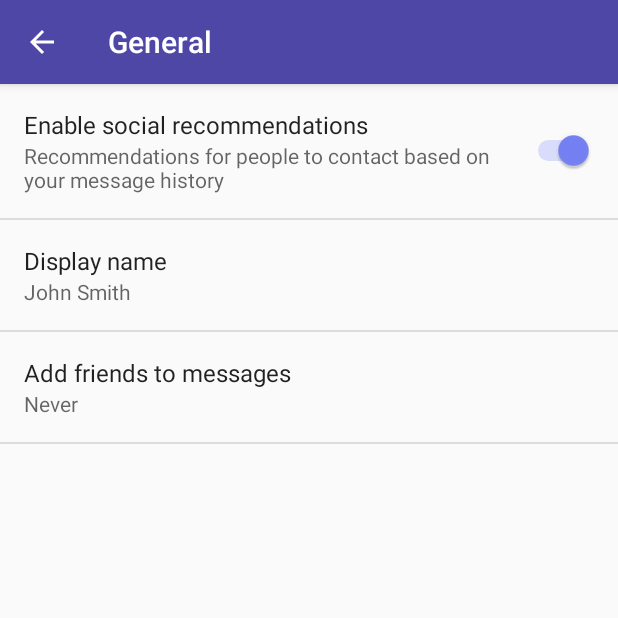
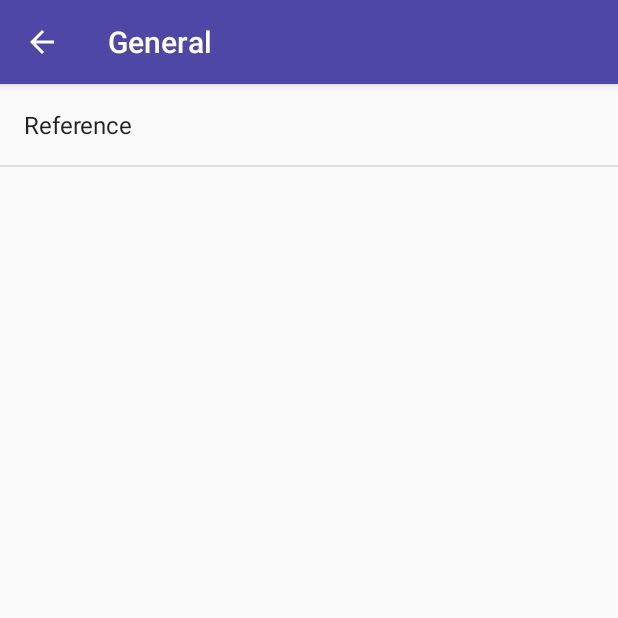
Before and after one commit to kisita163/yebela, an Android app: the SettingsActivity screen opened directly, with no data from a screen before it, after a tap on "General", on a phone screen of 412 x 824 dp, the top half of it. Run offline under Robolectric (Android 15) with nearby library versions, the phone set to English and light mode, and no system bars.

Commit message:
handle gps coordinate

```diff
--- a/app/build.gradle
+++ b/app/build.gradle
@@ -22,6 +22,10 @@ android {
     }
     dexOptions {
         javaMaxHeapSize "4g"
+    }
+
+    lintOptions {
+        abortOnError false
     }
 }
 
--- a/app/src/main/java/com/kisita/yebela/activities/SettingsActivity.java
+++ b/app/src/main/java/com/kisita/yebela/activities/SettingsActivity.java
@@ -189,8 +189,8 @@ public class SettingsActivity extends AppCompatPreferenceActivity {
             // to their values. When their values change, their summaries are
             // updated to reflect the new value, per the Android Design
             // guidelines.
-            bindPreferenceSummaryToValue(findPreference("example_text"));
-            bindPreferenceSummaryToValue(findPreference("example_list"));
+            //bindPreferenceSummaryToValue(findPreference("about_us"));
+            bindPreferenceSummaryToValue(findPreference("reference"));
         }
 
         @Override
--- a/app/src/main/res/values/strings.xml
+++ b/app/src/main/res/values/strings.xml
@@ -65,15 +65,57 @@
     <string name="pref_default_display_name">John Smith</string>
 
     <string name="pref_title_add_friends_to_messages">Add friends to messages</string>
-    <string-array name="pref_example_list_titles">
-        <item>Always</item>
-        <item>When possible</item>
-        <item>Never</item>
+    <string name="reference">Reference</string>
+
+
+    <string-array name="reference_list">
+        <item>My position</item>
+        <item>Sud-Ubangi</item>
+        <item>Nord-Ubangi</item>
+        <item>Mongala</item>
+        <item>Bas-Uele</item>
+        <item>Haut-uele</item>
+        <item>Ituri</item>
+        <item>Nord-kivu</item>
+        <item>Sud-kivu</item>
+        <item>Tshopo</item>
+        <item>Maniema</item>
+        <item>Sankuru</item>
+        <item>Tshuapa</item>
+        <item>Equateur</item>
+        <item>Mai-ndombe</item>
+        <item>Kinshasa</item>
+        <item>Kwilu</item>
+        <item>Kasai</item>
+        <item>Kasaï-Central</item>
+        <item>Kasaï-Oriental</item>
+        <item>Lomami</item>
+        <item>Kongo-Central</item>
+        <item>Kwango</item>
+        <item>Lualaba</item>
+        <item>Haut-Lomami</item>
+        <item>Haut-Katanga</item>
+        <item>Tanganyka</item>
     </string-array>
-    <string-array name="pref_example_list_values">
-        <item>1</item>
-        <item>0</item>
-        <item>-1</item>
+    <string-array name="reference_list_values">
+        <item>0.0,0.0</item>
+        <item>2.1338929,17.4920677</item>
+        <item>3.9674287,18.9694898</item>
+        <item>1.9406687,19.2459476</item>
+        <item>3.7614793,20.4442036</item>
+        <item>3.3703674,26.4179404</item>
+        <item>2.184362,27.0654165</item>
+        <item>-0.5459825,26.3488437</item>
+        <item>-3.280729,26.9101764</item>
+        <item>0.1710618,20.6868208</item>
+        <item>-2.5341525,24.4053237</item>
+        <item>-3.7220115,21.1821465</item>
+        <item>-0.3619994,19.6587986</item>
+        <item>1.3152429,15.9858429</item>
+        <item>-2.5535203,13.9927925</item>
+        <item>-4.4011293,15.2527045</item>
+        <item>-4.7466187,16.0984492</item>
+        <item>-4.759335,18.8915089</item>
     </string-array>
 
     <!-- Example settings for Data & Sync -->
--- a/app/src/main/res/xml/pref_general.xml
+++ b/app/src/main/res/xml/pref_general.xml
@@ -1,14 +1,26 @@
 <PreferenceScreen xmlns:android="http://schemas.android.com/apk/res/android">
 
-    <SwitchPreference
+    <!--<SwitchPreference
         android:defaultValue="true"
         android:key="example_switch"
         android:summary="@string/pref_description_social_recommendations"
-        android:title="@string/pref_title_social_recommendations" />
+        android:title="@string/pref_title_social_recommendations" /> -->
+
+    <!-- NOTE: Hide buttons to simplify the UI. Users can touch outside the dialog to
+         dismiss it. -->
+    <!-- NOTE: ListPreference's summary should be set to its value by the activity code. -->
+    <ListPreference
+        android:defaultValue="1"
+        android:entries="@array/reference_list"
+        android:entryValues="@array/reference_list_values"
+        android:key="reference"
+        android:negativeButtonText="@null"
+        android:positiveButtonText="@null"
+        android:title="@string/reference" />
 
     <!-- NOTE: EditTextPreference accepts EditText attributes. -->
     <!-- NOTE: EditTextPreference's summary should be set to its value by the activity code. -->
-    <EditTextPreference
+    <!--<EditTextPreference
         android:capitalize="words"
         android:defaultValue="@string/pref_default_display_name"
         android:inputType="textCapWords"
@@ -16,18 +28,5 @@
         android:maxLines="1"
         android:selectAllOnFocus="true"
         android:singleLine="true"
-        android:title="@string/pref_title_display_name" />
-
-    <!-- NOTE: Hide buttons to simplify the UI. Users can touch outside the dialog to
-         dismiss it. -->
-    <!-- NOTE: ListPreference's summary should be set to its value by the activity code. -->
-    <ListPreference
-        android:defaultValue="-1"
-        android:entries="@array/pref_example_list_titles"
-        android:entryValues="@array/pref_example_list_values"
-        android:key="example_list"
-        android:negativeButtonText="@null"
-        android:positiveButtonText="@null"
-        android:title="@string/pref_title_add_friends_to_messages" />
-
+        android:title="@string/pref_title_display_name" /> -->
 </PreferenceScreen>
```
Also changed, not shown: app/src/main/java/com/kisita/yebela/activities/MapsActivity.java (+32 -5 lines), app/src/main/java/com/kisita/yebela/utility/ResultAdapter.java (+30 -4 lines).
